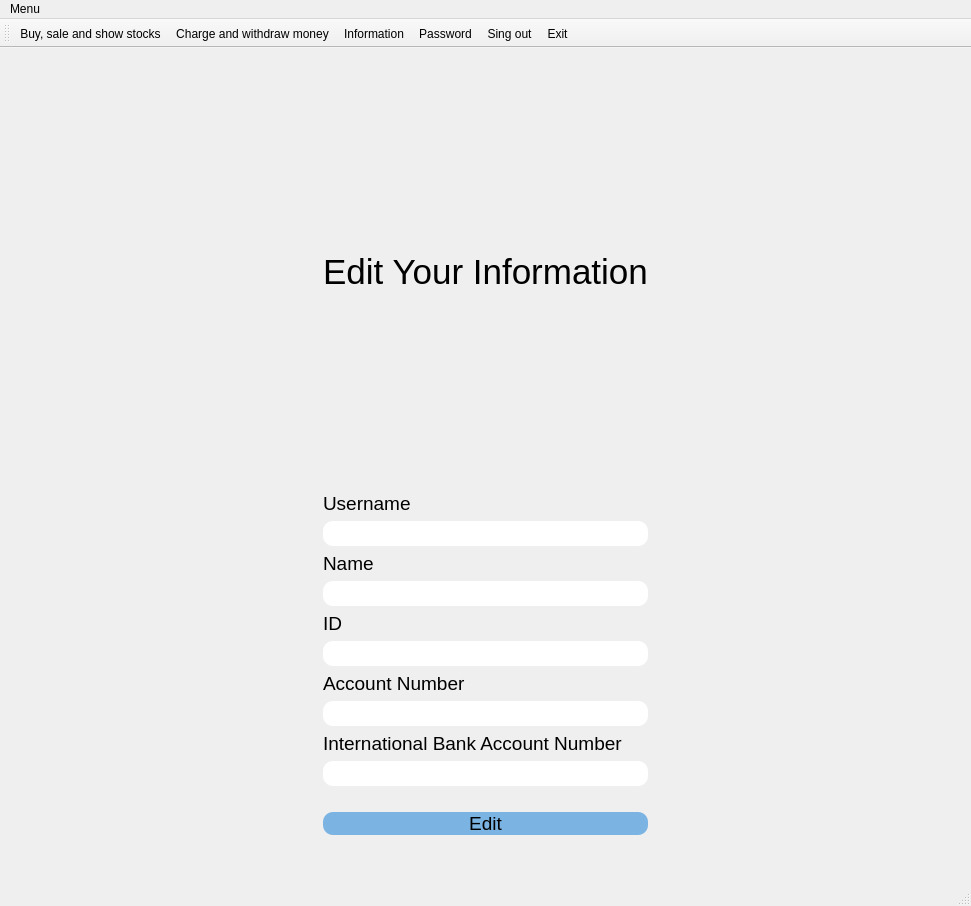
Before: the Qt Designer form chengeaccount.ui in SAMoosavi/AdvancedProgrammingProject2, drawn with Qt 5.
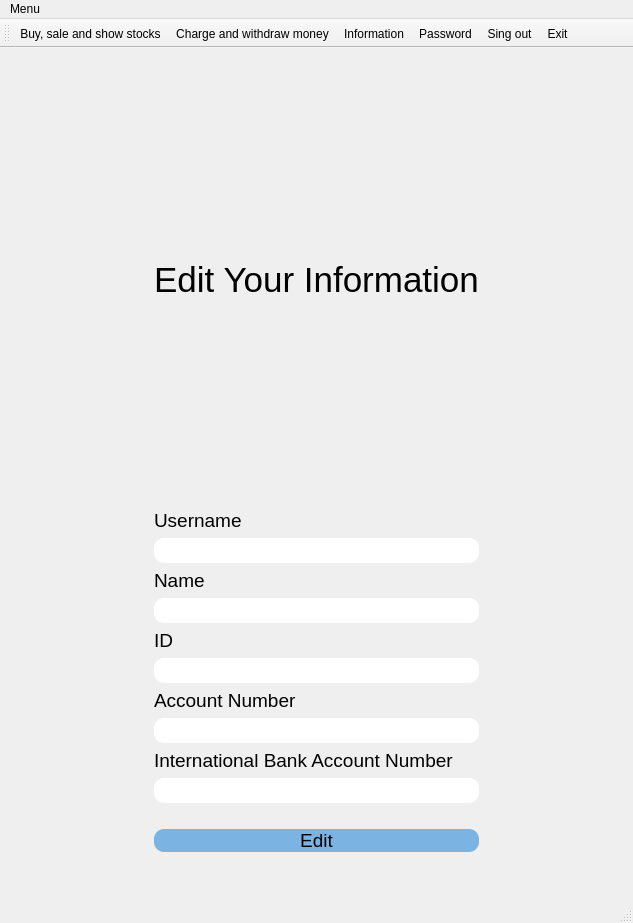
After: the same form once the commit is applied. Icons and pictures are not drawn.

```diff
--- a/chengeaccount.ui
+++ b/chengeaccount.ui
@@ -6,8 +6,8 @@
    <rect>
     <x>0</x>
     <y>0</y>
-    <width>971</width>
-    <height>906</height>
+    <width>633</width>
+    <height>923</height>
    </rect>
   </property>
   <property name="windowTitle">
@@ -277,8 +277,8 @@
     <rect>
      <x>0</x>
      <y>0</y>
-     <width>971</width>
-     <height>21</height>
+     <width>633</width>
+     <height>25</height>
     </rect>
    </property>
    <widget class="QMenu" name="menuMain_Menu">
```
